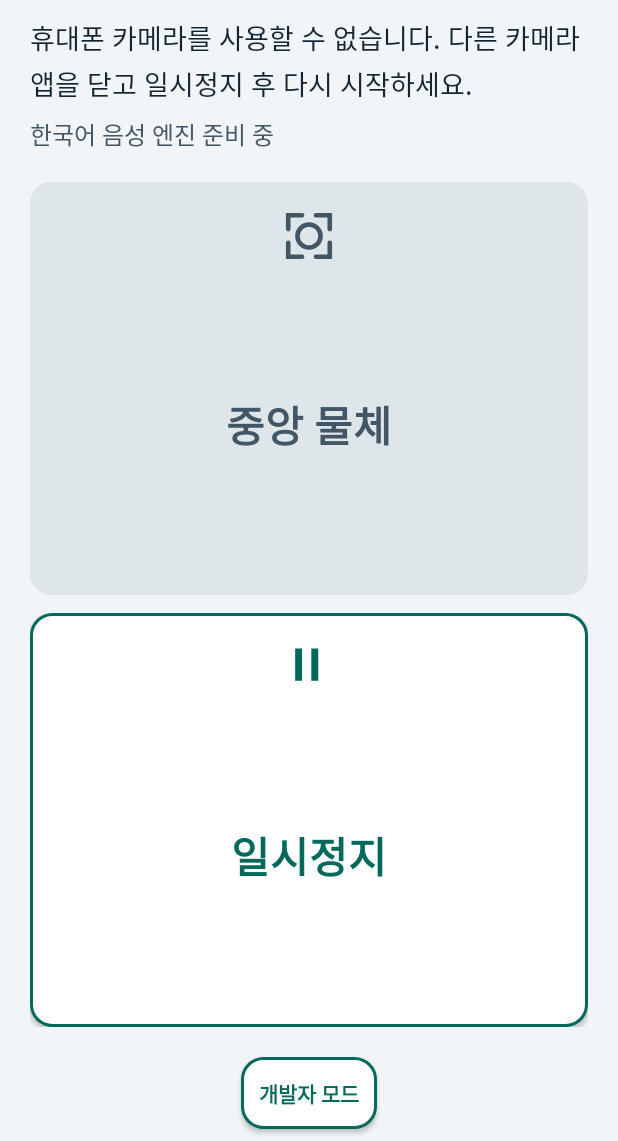
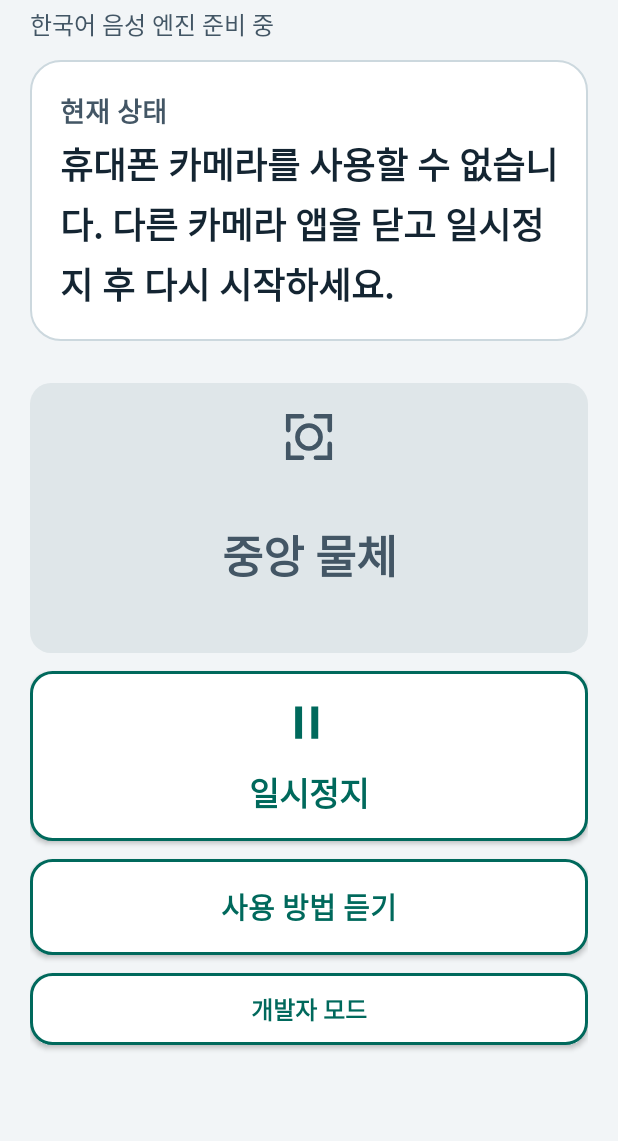
Before and after one commit to zzong-mee/PBL1, an Android app: the screen it shows after launch (MainActivity), on a phone screen of 412 x 824 dp, the part 95-1236 px from its top. Run offline under Robolectric (Android 15) with nearby library versions, the light colour scheme and no system bars.

Commit message:
Redesign accessible user interface

```diff
--- a/app/src/main/java/com/guideeye/app/MainActivity.kt
+++ b/app/src/main/java/com/guideeye/app/MainActivity.kt
@@ -80,10 +80,13 @@ class MainActivity : Activity() {
             updatePauseUi()
             speech.speak(getString(if (paused) R.string.operation_paused_message else R.string.operation_resumed_message))
         }
+        findViewById<Button>(R.id.listen_howto).setOnClickListener {
+            speech.speak(getString(R.string.home_howto_message))
+        }
         findViewById<Button>(R.id.open_developer).setOnClickListener {
             startActivity(Intent(this, DeveloperActivity::class.java))
         }
-        listOf(R.id.listen_status, R.id.listen_help, R.id.open_developer).forEach {
+        listOf(R.id.listen_status, R.id.listen_help, R.id.listen_howto, R.id.open_developer).forEach {
             ButtonTouchFeedback.install(findViewById(it)) { name -> speech.announceButton(name) }
         }
     }
--- a/app/src/main/res/layout-land/activity_main.xml
+++ b/app/src/main/res/layout-land/activity_main.xml
@@ -24,6 +24,9 @@
             android:layout_width="0dp" android:layout_height="match_parent" android:layout_weight="1" android:minHeight="80dp"
             android:textSize="28sp" android:text="@string/pause_operation" android:drawablePadding="8dp" />
         </LinearLayout>
+        <Button android:id="@+id/listen_howto" style="@style/DashboardButton"
+            android:layout_width="match_parent" android:layout_height="wrap_content" android:minHeight="56dp"
+            android:textSize="18sp" android:text="@string/listen_howto" />
     </RelativeLayout>
     <Button android:id="@+id/open_developer" style="@style/DashboardButton"
         android:layout_width="wrap_content" android:layout_alignParentBottom="true" android:layout_centerHorizontal="true"
--- a/app/src/main/res/layout/activity_main.xml
+++ b/app/src/main/res/layout/activity_main.xml
@@ -1,27 +1,36 @@
 <?xml version="1.0" encoding="utf-8"?>
-<RelativeLayout xmlns:android="http://schemas.android.com/apk/res/android"
+<ScrollView xmlns:android="http://schemas.android.com/apk/res/android"
     android:id="@+id/root" android:layout_width="match_parent" android:layout_height="match_parent"
-    android:importantForAccessibility="no">
-    <LinearLayout android:layout_width="match_parent" android:layout_height="match_parent"
-        android:layout_above="@id/open_developer" android:orientation="vertical" android:padding="20dp">
+    android:fillViewport="true" android:clipToPadding="false">
+    <LinearLayout android:layout_width="match_parent" android:layout_height="wrap_content"
+        android:orientation="vertical" android:padding="20dp">
         <TextView android:id="@+id/home_title" style="@style/DashboardHeading"
-            android:text="@string/app_name" android:textSize="32sp" />
-        <TextView android:id="@+id/home_operation_status" style="@style/DashboardText"
-            android:text="@string/operation_waiting" android:textColor="@color/text_primary" android:layout_marginBottom="8dp" />
+            android:text="@string/app_name" android:textSize="32sp" android:layout_marginBottom="4dp" />
         <TextView android:id="@+id/home_voice_status" style="@style/DashboardText"
-            android:text="@string/tts_initializing" android:textSize="16sp" android:layout_marginBottom="8dp"
+            android:text="@string/tts_initializing" android:textSize="16sp" android:layout_marginBottom="12dp"
             android:accessibilityLiveRegion="polite" />
+        <LinearLayout android:layout_width="match_parent" android:layout_height="wrap_content"
+            android:orientation="vertical" android:padding="20dp" android:background="@drawable/bg_surface"
+            android:layout_marginBottom="16dp">
+            <TextView android:id="@+id/home_status_label" style="@style/DashboardText"
+                android:text="@string/home_status_label" android:textStyle="bold" android:layout_marginBottom="4dp" />
+            <TextView android:id="@+id/home_operation_status" style="@style/DashboardHeading"
+                android:text="@string/operation_waiting" android:textSize="24sp"
+                android:accessibilityLiveRegion="polite" android:layout_marginBottom="0dp" />
+        </LinearLayout>
         <Button android:id="@+id/listen_status" style="@style/DashboardButton.Primary"
-            android:layout_height="0dp" android:layout_weight="1" android:minHeight="80dp"
-            android:textSize="28sp" android:text="@string/central_object" android:contentDescription="@string/central_object_description"
-            android:drawablePadding="8dp" android:enabled="false" />
+            android:layout_width="match_parent" android:layout_height="wrap_content" android:minHeight="180dp"
+            android:textSize="30sp" android:text="@string/central_object" android:contentDescription="@string/central_object_description"
+            android:drawableTop="@drawable/ic_center_object" android:drawablePadding="10dp" android:enabled="false" />
         <Button android:id="@+id/listen_help" style="@style/DashboardButton"
-            android:layout_height="0dp" android:layout_weight="1" android:minHeight="80dp"
-            android:textSize="28sp" android:text="@string/pause_operation" android:drawablePadding="8dp" />
+            android:layout_width="match_parent" android:layout_height="wrap_content" android:minHeight="76dp"
+            android:textSize="22sp" android:text="@string/pause_operation" android:drawablePadding="8dp" />
+        <Button android:id="@+id/listen_howto" style="@style/DashboardButton"
+            android:layout_width="match_parent" android:layout_height="wrap_content" android:minHeight="64dp"
+            android:textSize="19sp" android:text="@string/listen_howto" />
+        <Button android:id="@+id/open_developer" style="@style/DashboardButton"
+            android:layout_width="match_parent" android:layout_height="wrap_content" android:minHeight="48dp"
+            android:textSize="16sp" android:padding="12dp" android:text="@string/developer_mode"
+            android:contentDescription="@string/developer_mode_description" />
     </LinearLayout>
-    <Button android:id="@+id/open_developer" style="@style/DashboardButton"
-        android:layout_width="wrap_content" android:layout_alignParentBottom="true" android:layout_centerHorizontal="true"
-        android:layout_marginTop="0dp" android:layout_marginBottom="8dp"
-        android:minHeight="48dp" android:textSize="14sp" android:padding="12dp"
-        android:text="@string/developer_mode" android:contentDescription="@string/developer_mode_description" />
-</RelativeLayout>
+</ScrollView>
--- a/app/src/main/res/values/strings.xml
+++ b/app/src/main/res/values/strings.xml
@@ -65,6 +65,9 @@
     <string name="pause_operation">일시정지</string>
     <string name="resume_operation">다시 시작</string>
     <string name="operation_waiting">중앙 물체 인식 준비 중</string>
+    <string name="home_status_label">현재 상태</string>
+    <string name="listen_howto">사용 방법 듣기</string>
+    <string name="home_howto_message">중앙의 큰 버튼은 중앙 물체 듣기입니다. 버튼에 손가락을 대면 이름과 진동을 안내하고, 손을 떼면 실행합니다. 취소하려면 버튼 밖으로 손가락을 옮긴 뒤 떼세요. 아래 버튼은 일시정지와 다시 시작, 사용 방법 듣기입니다.</string>
     <string name="operation_paused">일시정지됨</string>
     <string name="central_object_paused">일시정지 상태입니다. 다시 시작 버튼을 눌러 일시정지를 해제해주세요.</string>
     <string name="operation_paused_message">일시정지했습니다.</string>
```
